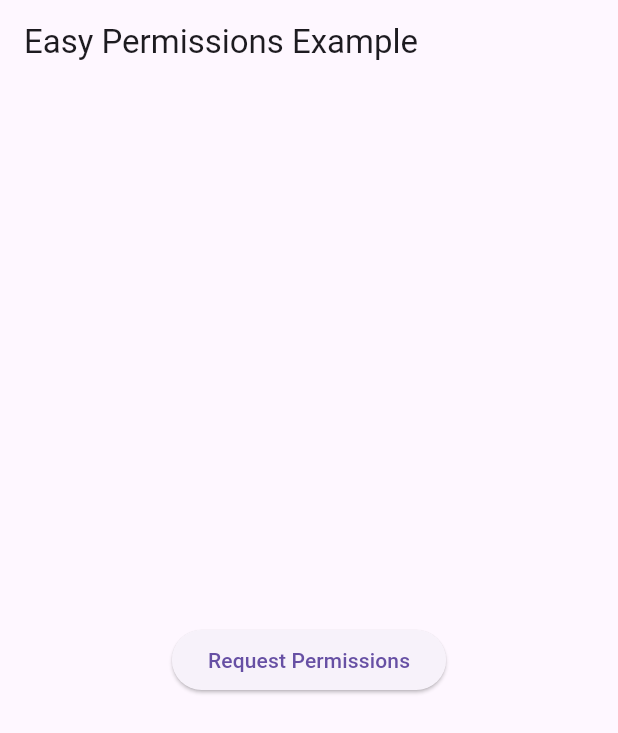
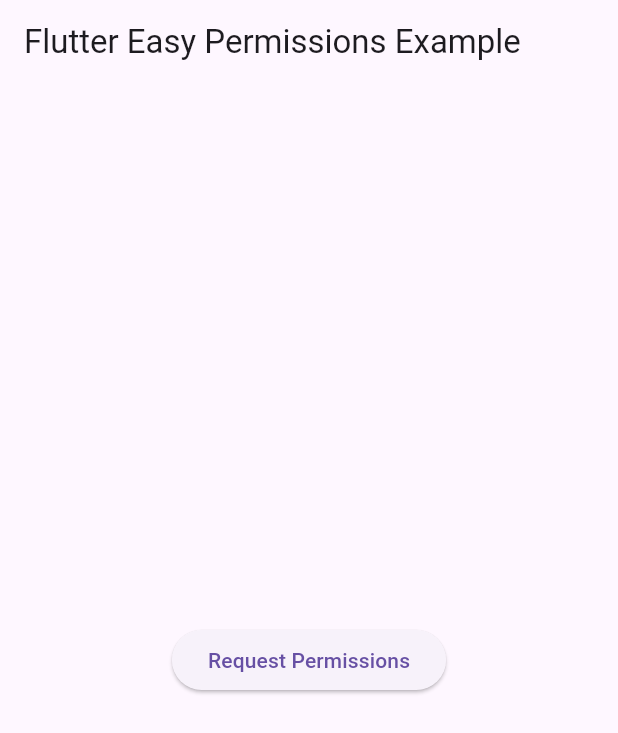
Before and after one commit to HimanshuThakor/easy_permissions, a Flutter app: the screen it shows after launch, on a phone screen of 412 x 824 dp. Shown: the top 733 px of the screen. Run offline on Flutter 3.47's test engine with Material 3 defaults, Android fonts, the phone set to English and light mode, and no system bars; our stand-ins replace permission_handler.

Commit message:
url change

```diff
--- a/example/lib/main.dart
+++ b/example/lib/main.dart
@@ -1,5 +1,5 @@
-import 'package:easy_permissions/flutter_easy_permissions.dart';
 import 'package:flutter/material.dart';
+import 'package:flutter_easy_permissions/flutter_easy_permissions.dart';
 import 'package:permission_handler/permission_handler.dart';
 
 void main() {
@@ -13,7 +13,7 @@ class MyApp extends StatelessWidget {
   Widget build(BuildContext context) {
     return MaterialApp(
       home: Scaffold(
-        appBar: AppBar(title: const Text("Easy Permissions Example")),
+        appBar: AppBar(title: const Text("Flutter Easy Permissions Example")),
         body: Center(
           child: ElevatedButton(
             onPressed: () async {
```
Also changed, not shown: 1 other file.
